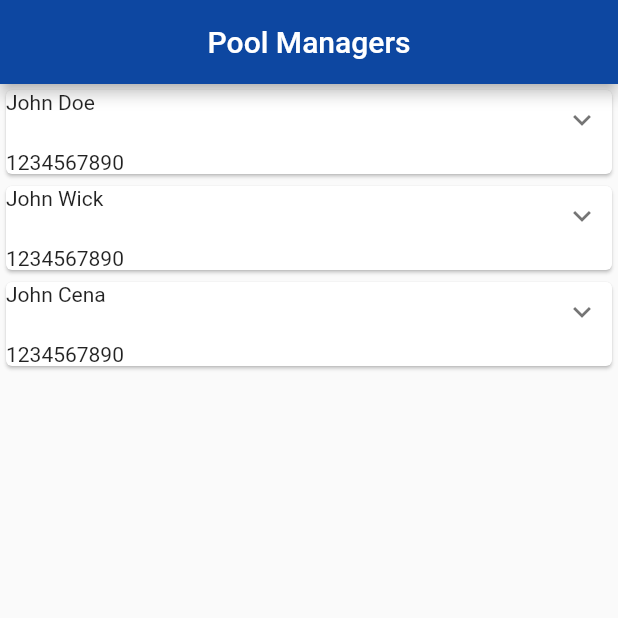
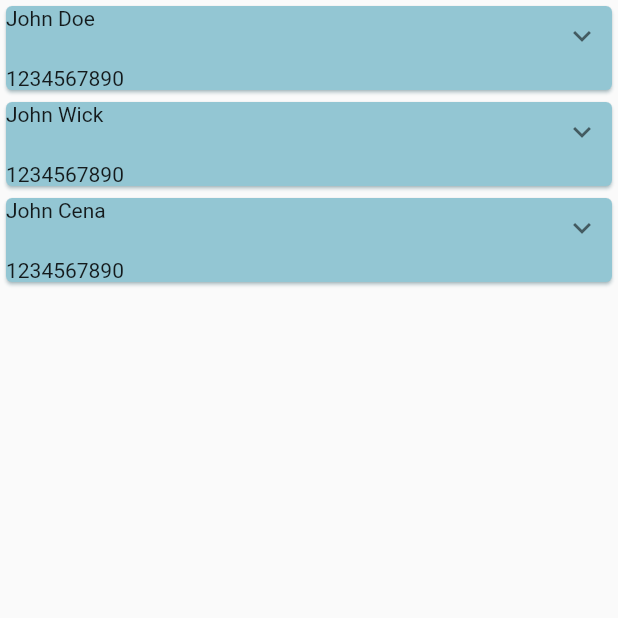
Before and after one commit to Pavithra-Rajan/swimiNIT, a Flutter app: the ViewPoolManagers screen opened directly, on a phone screen of 412 x 824 dp, the top half of it. Run offline on Flutter 3.47's test engine with Material 2 defaults, Android fonts, the phone set to English and light mode, and no system bars; drawn by our look-alikes of expandable; our stand-ins replace firebase_auth, firebase_core, google_fonts; accounts and stored records are empty.

Commit message:
added pool managers page, edited navbar

```diff
--- a/lib/Admin/pool_managers.dart
+++ b/lib/Admin/pool_managers.dart
@@ -1,14 +1,55 @@
+import 'package:expandable/expandable.dart';
 import 'package:flutter/material.dart';
 
-class PoolManagersPage extends StatelessWidget {
-  const PoolManagersPage({Key? key}) : super(key: key);
+import '../SPM/spm.dart';
+import '../main.dart';
+
+class ViewPoolManagers extends StatefulWidget
+{
+  const ViewPoolManagers({Key? key}) : super(key: key);
 
   @override
+  State<ViewPoolManagers> createState() => _ViewPoolManagers();
+}
+
+class _ViewPoolManagers extends State<ViewPoolManagers>
+{
+  List<SPM> managers = [SPM("1234567890", "0987654321", "John Doe", "123456"),
+    SPM("1234567890", "0987654321", "John Wick", "123456"),
+    SPM("1234567890", "0987654321", "John Cena", "123456")];
+  @override
   Widget build(BuildContext context) {
-    return Container(
-      child: Center(
-        child: Text('Pool Managers Page'),
+    return Scaffold(
+        body: ListView(
+          children: [
+            for(int i = 0; i < managers.length; i++)
+              buildCard(i),
+          ],
+        )
+    );
+  }
+
+  Widget buildCard(int i) {
+    return Padding(
+      padding: EdgeInsets.all(0),
+      child: Card(
+        color: Color(0xFF93C6D3),
+        shadowColor: Color(0xFF93C6D3),
+        child: ExpandablePanel(
+            header: Text(
+                managers[i].name,
+
+            ),
+
+            expanded:RawMaterialButton(
+              onPressed: () { setState(() { managers.removeAt(i); });},
+              child: Text("Delete"),
+              fillColor: Colors.red,
+            ),
+            collapsed: Text(managers[i].contact1)
+        ),
       ),
     );
   }
+
 }
--- a/lib/Admin/viewpoolmanagers.dart
+++ /dev/null
@@ -1,54 +0,0 @@
-import 'package:expandable/expandable.dart';
-import 'package:flutter/material.dart';
-
-import '../SPM/spm.dart';
-import '../main.dart';
-
-class ViewPoolManagers extends StatefulWidget
-{
-  const ViewPoolManagers({Key? key}) : super(key: key);
-
-  @override
-  State<ViewPoolManagers> createState() => _ViewPoolManagers();
-}
-
-class _ViewPoolManagers extends State<ViewPoolManagers>
-{
-  List<SPM> managers = [SPM("1234567890", "0987654321", "John Doe", "123456"),
-                        SPM("1234567890", "0987654321", "John Wick", "123456"),
-                        SPM("1234567890", "0987654321", "John Cena", "123456")];
-  @override
-  Widget build(BuildContext context) {
-    return Scaffold(
-      appBar: AppBar(
-        centerTitle: true,
-        title: const Text('Pool Managers'),
-        backgroundColor: Colors.blue[900],
-      ),
-      body: ListView(
-        children: [
-          for(int i = 0; i < managers.length; i++)
-              buildCard(i),
-        ],
-      )
-    );
-  }
-
-  Widget buildCard(int i) {
-      return Padding(
-          padding: EdgeInsets.all(0),
-          child: Card(
-            child: ExpandablePanel(
-              header: Text(managers[i].name),
-              expanded:RawMaterialButton(
-                onPressed: () { setState(() { managers.removeAt(i); });},
-                child: Text("Delete"),
-                fillColor: Colors.red,
-              ),
-              collapsed: Text(managers[i].contact1)
-            ),
-      ),
-      );
-  }
-
-}
```
Also changed, not shown: lib/Admin/adminnavbar.dart (+20 -9 lines), lib/Admin/quaterly_reports.dart (renamed from lib/Reports/quaterly_reports.dart, +1 -14 lines), lib/Admin/reports.dart (deleted, +0 -14 lines), lib/main.dart (+10 -6 lines).
